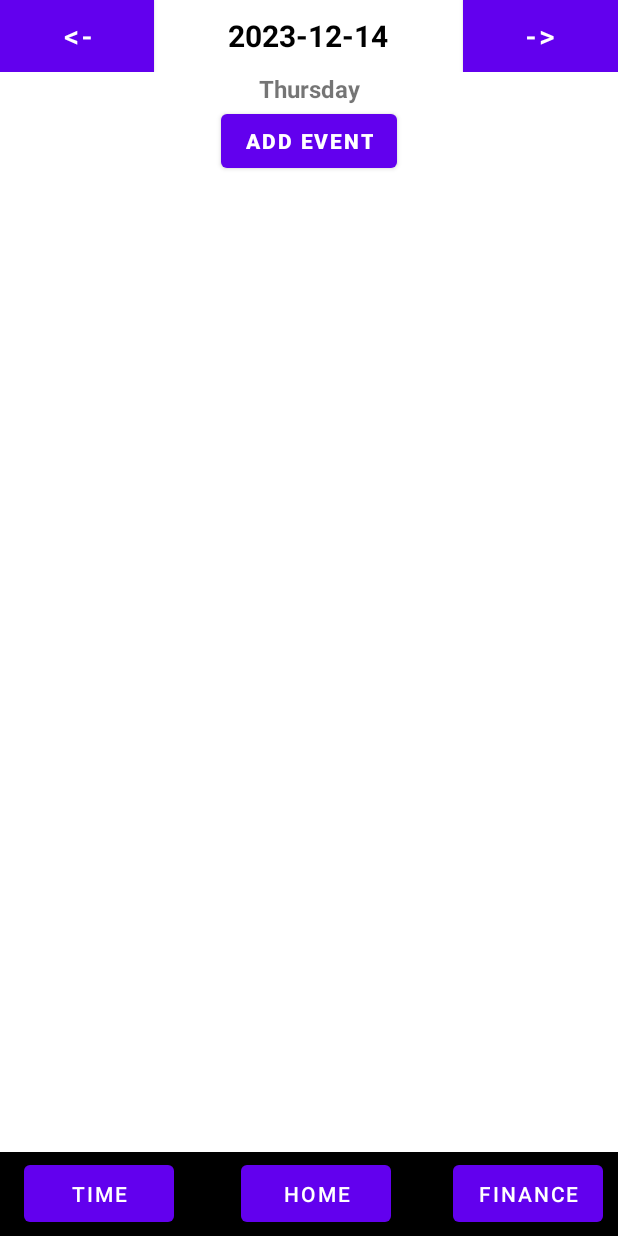
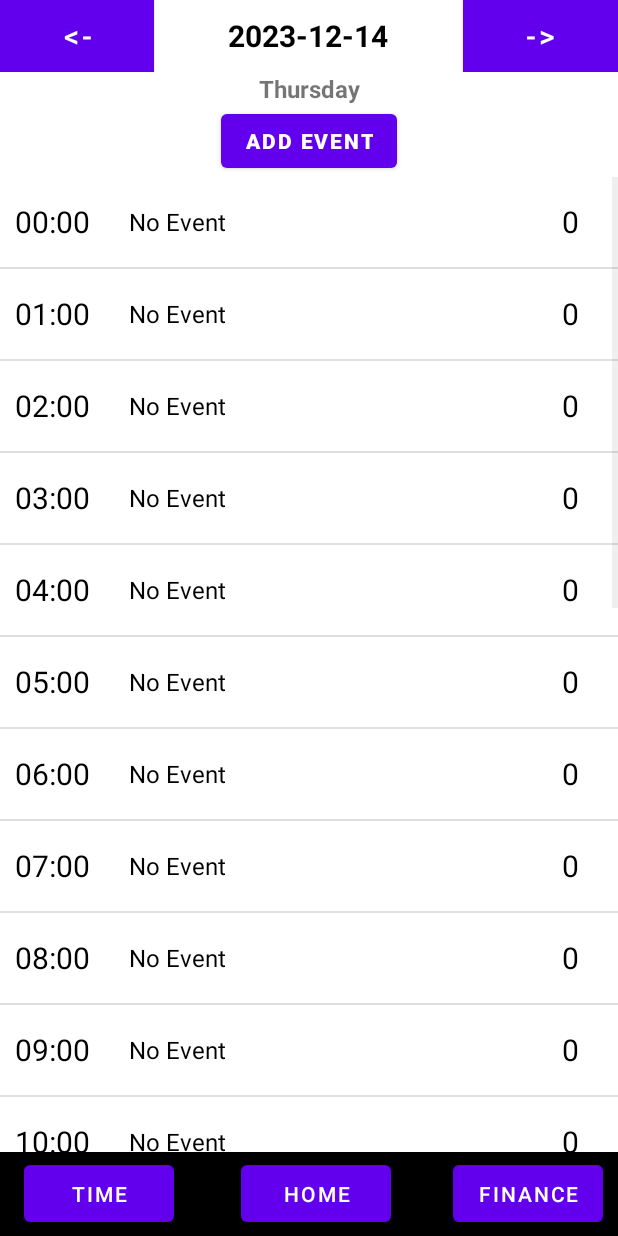
Before and after one commit to IshmamF/time-is-money, an Android app: the TimeActivity screen opened directly, with no data from a screen before it, on a phone screen of 412 x 824 dp. Run offline under Robolectric (Android 15) with nearby library versions, the phone set to English and light mode, and no system bars.

Commit message:
minor ui changes and added adaptor with model classes to store info

```diff
--- a/moneyTimeApp/app/src/main/AndroidManifest.xml
+++ b/moneyTimeApp/app/src/main/AndroidManifest.xml
@@ -21,7 +21,7 @@
         </activity>
         <activity android:name=".TimeActivity"/>
         <activity android:name=".FinanceActivity"/>
-
+        <activity android:name=".HourActivity"/>
 
     </application>
 
--- /dev/null
+++ b/moneyTimeApp/app/src/main/java/com/example/moneytimeapp/HourAdapter.java
@@ -0,0 +1,40 @@
+package com.example.moneytimeapp;
+
+import android.content.Context;
+import android.view.LayoutInflater;
+import android.view.View;
+import android.view.ViewGroup;
+import android.widget.ArrayAdapter;
+import android.widget.TextView;
+import androidx.annotation.NonNull;
+import java.util.List;
+import com.example.moneytimeapp.model.HourInfo;
+
+public class HourAdapter extends ArrayAdapter<HourInfo> {
+
+    // Corrected constructor
+    public HourAdapter(Context context, List<HourInfo> hourInfos) {
+        super(context, 0, hourInfos);
+    }
+
+    @NonNull
+    @Override
+    public View getView(int position, View convertView, @NonNull ViewGroup parent) {
+        HourInfo hourInfo = getItem(position);
+
+        if (convertView == null) {
+            convertView = LayoutInflater.from(getContext()).inflate(R.layout.hour_activity_layout, parent, false);
+        }
+
+        TextView hourTextView = convertView.findViewById(R.id.hour);
+        TextView eventDescription = convertView.findViewById(R.id.eventDescription);
+        TextView meaningfulTime = convertView.findViewById(R.id.meaningfulTime);
+
+        // Assuming hourInfo is not null and has the required getters
+        hourTextView.setText(hourInfo.getTime().toString());
+        eventDescription.setText(hourInfo.getEvent());
+        meaningfulTime.setText(String.valueOf(hourInfo.getMeaninngful()));
+
+        return convertView;
+    }
+}
--- a/moneyTimeApp/app/src/main/java/com/example/moneytimeapp/TimeActivity.java
+++ b/moneyTimeApp/app/src/main/java/com/example/moneytimeapp/TimeActivity.java
@@ -9,11 +9,15 @@ import androidx.annotation.Nullable;
 import androidx.appcompat.app.AppCompatActivity;
 
 import com.example.moneytimeapp.databinding.TimeActivityLayoutBinding;
+import com.example.moneytimeapp.model.HourInfo;
 
 import java.text.SimpleDateFormat;
 import java.time.LocalDate;
+import java.time.LocalTime;
+import java.util.ArrayList;
 import java.util.Calendar;
 import java.util.Date;
+import java.util.List;
 import java.util.Locale;
 
 public class TimeActivity extends AppCompatActivity {
@@ -31,9 +35,43 @@ public class TimeActivity extends AppCompatActivity {
         binding.backword.setOnClickListener(this::updateDateAndDay);
         binding.homePage.setOnClickListener(this::switchPage);
         binding.financePage.setOnClickListener(this::switchPage);
+        binding.addEvent.setOnClickListener(this::eventPage);
 
+        binding.hourView.setOnItemClickListener((parent, view, position, id) -> {
+            HourInfo selectedHour = (HourInfo) parent.getItemAtPosition(position);
+            // Start HourActivity with the selected hour's details
+            Intent intent = new Intent(TimeActivity.this, HourActivity.class);
+            // Optionally, pass the selected hour info to HourActivity
+            startActivity(intent);
+        });
+
+
+        setupHourListView();
         DateAndDay();
+
     }
+
+    private void eventPage(View view) {
+        Intent intent = new Intent(this, HourActivity.class);
+        startActivity(intent);
+
+    }
+
+    private void setupHourListView() {
+        List<HourInfo> hourInfos = createHourInfoList(); // Create a list of HourInfo
+        HourAdapter adapter = new HourAdapter(this, hourInfos);
+        binding.hourView.setAdapter(adapter);
+    }
+
+    private List<HourInfo> createHourInfoList() {
+        List<HourInfo> list = new ArrayList<>();
+        for (int hour = 0; hour < 24; hour++) {
+            // Replace with actual event and meaningful time data if available
+            list.add(new HourInfo(LocalTime.of(hour, 0), "No Event", 0));
+        }
+        return list;
+    }
+
 
     private void updateDateAndDay(View view) {
         int id = view.getId();
--- a/moneyTimeApp/app/src/main/java/com/example/moneytimeapp/model/HourInfo.java
+++ b/moneyTimeApp/app/src/main/java/com/example/moneytimeapp/model/HourInfo.java
@@ -6,5 +6,35 @@ public class HourInfo {
 
     LocalTime time;
     String event;
+    int meaninngful;
 
+    public HourInfo(LocalTime time, String event, int meaninngful) {
+        this.time = time;
+        this.event = event;
+        this.meaninngful = meaninngful;
+    }
+
+    public LocalTime getTime() {
+        return time;
+    }
+
+    public String getEvent() {
+        return event;
+    }
+
+    public int getMeaninngful() {
+        return meaninngful;
+    }
+
+    public void setTime(LocalTime time) {
+        this.time = time;
+    }
+
+    public void setEvent(String event) {
+        this.event = event;
+    }
+
+    public void setMeaninngful(int meaninngful) {
+        this.meaninngful = meaninngful;
+    }
 }
--- a/moneyTimeApp/app/src/main/res/layout/hour_activity_layout.xml
+++ b/moneyTimeApp/app/src/main/res/layout/hour_activity_layout.xml
@@ -4,8 +4,6 @@
     android:layout_height="60dp"
     xmlns:app="http://schemas.android.com/apk/res-auto"
     android:orientation="horizontal"
-    android:clickable="true"
-    android:focusable="true"
     android:background="?attr/selectableItemBackground">
 
     <TextView
@@ -18,26 +16,36 @@
         android:textColor="@color/black">
     </TextView>
 
-    <Button
-        android:id="@+id/event"
-        android:layout_width="170dp"
+    <LinearLayout
+        android:id="@+id/eventLayout"
+        android:layout_width="0dp"
         android:layout_height="match_parent"
         android:layout_weight="2"
+        android:orientation="horizontal"
+        android:clickable="true"
+        android:focusable="true"
+        android:background="?android:attr/selectableItemBackground">
+
+        <TextView
+            android:id="@+id/eventDescription"
+            android:layout_width="152dp"
+            android:layout_height="match_parent"
+            android:layout_weight="2"
+            android:paddingStart="16dp"
             android:gravity="center_vertical"
-        android:paddingStart="16dp"
             android:text="No Event"
-        android:textColor="@color/white"
+            android:textColor="@color/black"
             android:textSize="16sp" />
 
         <TextView
             android:id="@+id/meaningfulTime"
             android:layout_width="0dp"
-        android:background="@color/black"
-        android:textColor="@color/white"
             android:layout_weight="1"
             android:layout_height="match_parent"
             android:gravity="center"
             android:text="60"
+            android:textColor="@color/black"
             android:textSize="20sp" />
+    </LinearLayout>
 
 </LinearLayout>
```
Also changed, not shown: moneyTimeApp/app/src/main/java/com/example/moneytimeapp/HourActivity.java (added, +20 -0 lines). Lines whose indentation alone changed are shown as unchanged.
